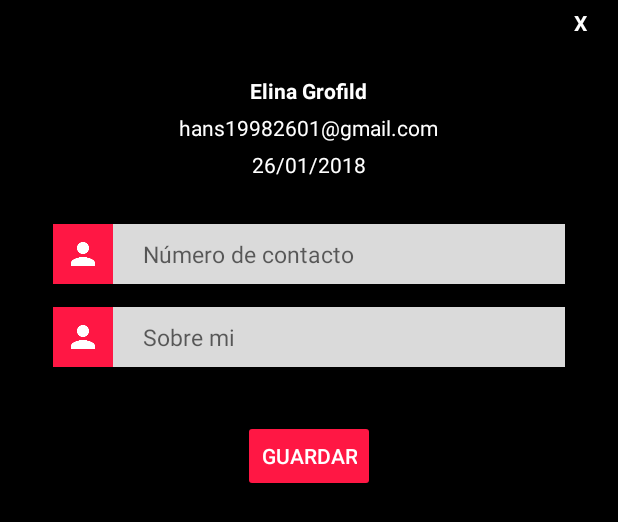
After one commit to Zannier7/NewApp, an Android app: the layout popup_profile.xml on its own in the app's theme, with its tools: preview values and no code run, on a phone screen of 412 x 824 dp. The commit adds this screen. Shown: the top 522 px of the screen. Run offline under Robolectric (Android 15) with nearby library versions, the phone set to English and light mode, and no system bars.

Commit message:
para variar

```diff
--- /dev/null
+++ b/app/src/main/java/pe/com/app/nose/FirebaseReferences.java
@@ -0,0 +1,5 @@
+package pe.com.app.nose;
+
+public class FirebaseReferences {
+    final public static String USUARIO_REFERENCE = "user";
+}
--- a/app/src/main/res/layout/fragment_home.xml
+++ b/app/src/main/res/layout/fragment_home.xml
@@ -71,8 +71,8 @@
             android:id="@+id/textView4"
             android:layout_width="wrap_content"
             android:layout_height="wrap_content"
+            android:layout_alignParentBottom="true"
             android:layout_alignRight="@+id/create"
-            android:layout_alignParentBottom="true"
             android:layout_marginBottom="15dp"
             android:text="Las Condes - Av. La Paz" />
 
@@ -87,7 +87,6 @@
             android:textStyle="bold" />
 
 
-
     </RelativeLayout>
 
 
--- /dev/null
+++ b/app/src/main/res/layout/popup_profile.xml
@@ -0,0 +1,136 @@
+<?xml version="1.0" encoding="utf-8"?>
+<LinearLayout xmlns:android="http://schemas.android.com/apk/res/android"
+    android:orientation="vertical"
+    android:layout_width="match_parent"
+    android:layout_height="match_parent"
+    android:background="#000"
+    android:padding ="5dp"
+    android:layout_gravity="center" >
+    <TextView
+
+        android:layout_width="40dp"
+        android:layout_height="40dp"
+        android:layout_gravity="end"
+        android:backgroundTint="@color/colorPrimary"
+        android:text="X"
+        android:textAlignment="center"
+        android:textColor="#ffffff"
+        android:textStyle="bold" />
+
+    <LinearLayout
+        android:layout_width = "match_parent"
+        android:layout_height = "wrap_content"
+        android:orientation = "vertical" >
+
+        <TextView
+            android:layout_width = "wrap_content"
+            android:layout_height = "wrap_content"
+            android:text = "Elina Grofild"
+            android:textStyle = "bold"
+            android:textColor = "@color/white"
+            android:layout_gravity = "center_horizontal"
+            android:layout_marginTop = "5dp" />
+        <TextView
+            android:layout_width = "wrap_content"
+            android:layout_height = "wrap_content"
+            android:text = "hans19982601@gmail.com"
+            android:textColor = "@color/white"
+            android:layout_gravity = "center_horizontal"
+            android:layout_marginTop = "5dp" />
+        <TextView
+            android:layout_width = "wrap_content"
+            android:layout_height = "wrap_content"
+            android:text = "26/01/2018"
+            android:textColor = "@color/white"
+            android:layout_gravity = "center_horizontal"
+            android:layout_marginTop = "5dp" />
+    </LinearLayout >
+
+
+        <RelativeLayout
+            android:layout_width="match_parent"
+            android:layout_height="wrap_content">
+
+            <RelativeLayout
+                android:id="@+id/relativeLayoutcorreo"
+                android:layout_width="match_parent"
+                android:layout_height="wrap_content"
+                android:layout_marginLeft="30dp"
+                android:layout_marginRight="30dp"
+                android:layout_marginTop="30dp">
+
+                <ImageView
+                    android:id="@+id/imageView_userIcon"
+                    android:layout_width="40dp"
+                    android:layout_height="40dp"
+                    android:background="@color/colorPrimary"
+                    android:padding="8dp"
+                    android:src="@drawable/pro_profile"
+                    android:tint="@color/white"
+                    />
+
+                <EditText
+                    android:id="@+id/nombrepro"
+                    android:layout_width="match_parent"
+                    android:layout_height="wrap_content"
+                    android:layout_alignBottom="@+id/imageView_userIcon"
+                    android:layout_alignParentTop="true"
+                    android:layout_toRightOf="@+id/imageView_userIcon"
+                    android:background="@color/editTextBG"
+                    android:inputType="phone"
+                    android:hint="Número de contacto"
+                    android:paddingLeft="20dp"
+                    android:textSize="15sp" />
+
+            </RelativeLayout>
+
+            <RelativeLayout
+                android:id="@+id/relativecontra"
+                android:layout_width="match_parent"
+                android:layout_height="50dp"
+                android:layout_below="@+id/relativeLayoutcorreo"
+                android:layout_marginLeft="30dp"
+                android:layout_marginRight="30dp"
+                android:layout_marginTop="15dp">
+
+                <ImageView
+                    android:id="@+id/imageView_passwordIcon"
+                    android:layout_width="40dp"
+                    android:layout_height="40dp"
+                    android:background="@color/colorPrimary"
+                    android:padding="8dp"
+                    android:src="@drawable/pro_profile"
+                    android:tint="@color/white" />
+
+                <EditText
+                    android:id="@+id/categoriapro"
+                    android:layout_width="match_parent"
+                    android:layout_height="50dp"
+                    android:layout_alignBottom="@+id/imageView_passwordIcon"
+                    android:layout_alignParentTop="true"
+                    android:layout_toRightOf="@+id/imageView_passwordIcon"
+                    android:background="@color/editTextBG"
+                    android:hint="Sobre mi"
+                    android:inputType="textMultiLine"
+                    android:paddingLeft="20dp"
+                    android:textSize="15sp" />
+
+            </RelativeLayout>
+
+
+        </RelativeLayout>
+
+
+
+
+    <Button
+
+        android:layout_width = "wrap_content"
+        android:layout_height = "wrap_content"
+        android:text = "Guardar"
+        android:layout_marginTop = "25dp"
+        android:layout_gravity = "center_horizontal"
+        android:backgroundTint="@color/colorPrimary"
+        android:textColor="@color/white" />
+
+</LinearLayout>
```
Also changed, not shown: app/src/main/AndroidManifest.xml (+6 -1 lines), app/src/main/java/pe/com/app/nose/PerfilFragment.java (+62 -9 lines), app/src/main/java/pe/com/app/nose/PopupPerfil.java (added, +34 -0 lines), app/src/main/java/pe/com/app/nose/Usuariodb.java (added, +51 -0 lines), app/src/main/res/layout/fragment_perfil.xml (+24 -3 lines), app/src/main/res/layout/activity_inicio.xml (indentation only).
